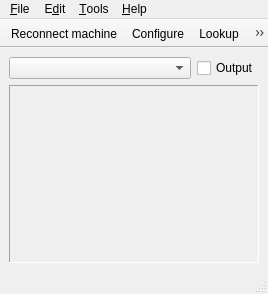
morinted/plover, file plover/gui_qt/main_window.ui: the form before one commit.
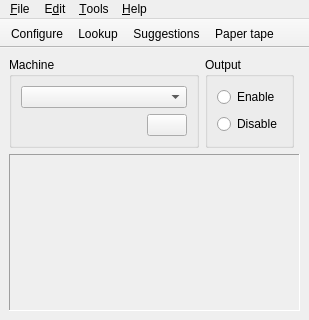
The form after the commit. Icons and pictures are not drawn.

Commit message: gui_qt: rework main window layout

```diff
--- a/plover/gui_qt/main_window.ui
+++ b/plover/gui_qt/main_window.ui
@@ -9,8 +9,8 @@
    <rect>
     <x>0</x>
     <y>0</y>
-    <width>268</width>
-    <height>294</height>
+    <width>309</width>
+    <height>320</height>
    </rect>
   </property>
   <property name="minimumSize">
@@ -41,32 +41,58 @@
    </property>
    <layout class="QGridLayout" name="gridLayout">
     <item row="0" column="0">
-     <widget class="QComboBox" name="machine">
+     <widget class="QGroupBox" name="groupBox">
       <property name="sizePolicy">
-       <sizepolicy hsizetype="Expanding" vsizetype="Fixed">
+       <sizepolicy hsizetype="MinimumExpanding" vsizetype="Preferred">
         <horstretch>0</horstretch>
         <verstretch>0</verstretch>
        </sizepolicy>
       </property>
-     </widget>
-    </item>
-    <item row="0" column="1">
-     <widget class="QCheckBox" name="output">
-      <property name="sizePolicy">
-       <sizepolicy hsizetype="Minimum" vsizetype="Fixed">
-        <horstretch>0</horstretch>
-        <verstretch>0</verstretch>
-       </sizepolicy>
+      <property name="title">
+       <string>Machine</string>
       </property>
-      <property name="autoFillBackground">
-       <bool>false</bool>
-      </property>
-      <property name="text">
-       <string>Output</string>
-      </property>
+      <layout class="QGridLayout" name="gridLayout_2">
+       <item row="2" column="0">
+        <widget class="QLabel" name="machine_state">
+         <property name="text">
+          <string/>
+         </property>
+        </widget>
+       </item>
+       <item row="2" column="1">
+        <widget class="QPushButton" name="reconnect">
+         <property name="sizePolicy">
+          <sizepolicy hsizetype="Fixed" vsizetype="Fixed">
+           <horstretch>0</horstretch>
+           <verstretch>0</verstretch>
+          </sizepolicy>
+         </property>
+         <property name="toolTip">
+          <string>Disconnect and reconnect the machine.</string>
+         </property>
+         <property name="text">
+          <string/>
+         </property>
+         <property name="icon">
+          <iconset resource="resources/resources.qrc">
+           <normaloff>:/reconnect.svg</normaloff>:/reconnect.svg</iconset>
+         </property>
+        </widget>
+       </item>
+       <item row="0" column="0" colspan="2">
+        <widget class="QComboBox" name="machine_type">
+         <property name="sizePolicy">
+          <sizepolicy hsizetype="Expanding" vsizetype="Fixed">
+           <horstretch>0</horstretch>
+           <verstretch>0</verstretch>
+          </sizepolicy>
+         </property>
+        </widget>
+       </item>
+      </layout>
      </widget>
     </item>
-    <item row="1" column="0" colspan="2">
+    <item row="2" column="0" colspan="3">
      <widget class="QScrollArea" name="scroll_area">
       <property name="frameShape">
        <enum>QFrame::Panel</enum>
@@ -79,13 +105,42 @@
         <rect>
          <x>0</x>
          <y>0</y>
-         <width>248</width>
-         <height>176</height>
+         <width>289</width>
+         <height>135</height>
         </rect>
        </property>
       </widget>
      </widget>
     </item>
+    <item row="0" column="1">
+     <widget class="QGroupBox" name="groupBox">
+      <property name="sizePolicy">
+       <sizepolicy hsizetype="Minimum" vsizetype="Preferred">
+        <horstretch>0</horstretch>
+        <verstretch>0</verstretch>
+       </sizepolicy>
+      </property>
+      <property name="title">
+       <string>Output</string>
+      </property>
+      <layout class="QGridLayout" name="gridLayout_3">
+       <item row="0" column="0">
+        <widget class="QRadioButton" name="output_enable">
+         <property name="text">
+          <string>Enable</string>
+         </property>
+        </widget>
+       </item>
+       <item row="1" column="0">
+        <widget class="QRadioButton" name="output_disable">
+         <property name="text">
+          <string>Disable</string>
+         </property>
+        </widget>
+       </item>
+      </layout>
+     </widget>
+    </item>
    </layout>
   </widget>
   <widget class="QMenuBar" name="menubar">
@@ -93,7 +148,7 @@
     <rect>
      <x>0</x>
      <y>0</y>
-     <width>268</width>
+     <width>309</width>
      <height>19</height>
     </rect>
    </property>
@@ -134,7 +189,6 @@
    <addaction name="menu_Tools"/>
    <addaction name="menu_Help"/>
   </widget>
-  <widget class="QStatusBar" name="statusbar"/>
   <widget class="QToolBar" name="toolBar">
    <property name="windowTitle">
     <string>Plover: Toolbar</string>
@@ -142,6 +196,9 @@
    <property name="movable">
     <bool>false</bool>
    </property>
+   <property name="toolButtonStyle">
+    <enum>Qt::ToolButtonTextUnderIcon</enum>
+   </property>
    <property name="floatable">
     <bool>false</bool>
    </property>
@@ -151,7 +208,6 @@
    <attribute name="toolBarBreak">
     <bool>false</bool>
    </attribute>
-   <addaction name="action_Reconnect"/>
    <addaction name="action_Configure"/>
    <addaction name="action_Lookup"/>
    <addaction name="action_Suggestions"/>
@@ -257,7 +313,7 @@
      <normaloff>:/reconnect.svg</normaloff>:/reconnect.svg</iconset>
    </property>
    <property name="text">
-    <string>R&amp;econnect machine</string>
+    <string>&amp;Reconnect machine</string>
    </property>
    <property name="toolTip">
     <string>Disconnect and reconnect the machine.</string>
```
Left out of the diff: 100 changed lines with no effect on the pictures. The commit also changes 1 other file.
